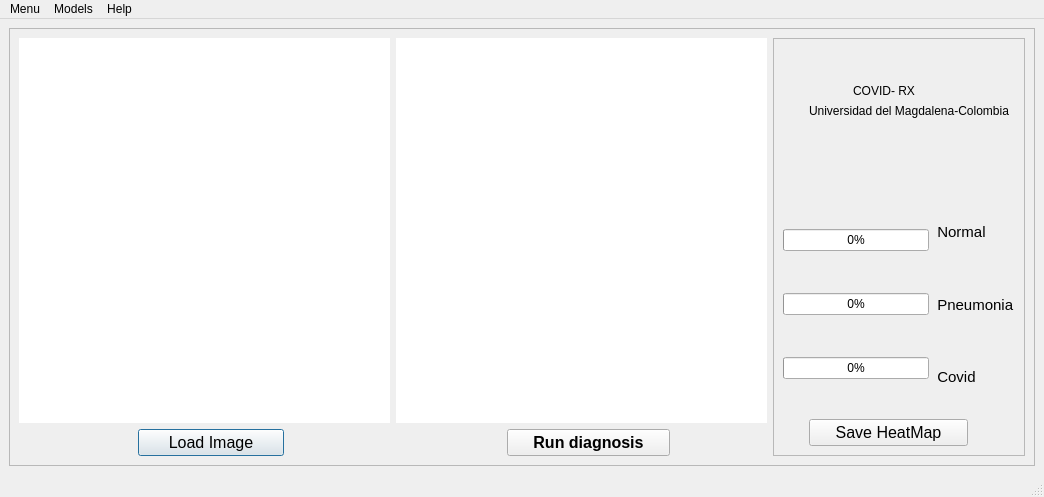
Above: scr/views/gui_designer.ui from DavidNavarroSaiz/CovidRX_Interface before the change. Below: the same form after it.
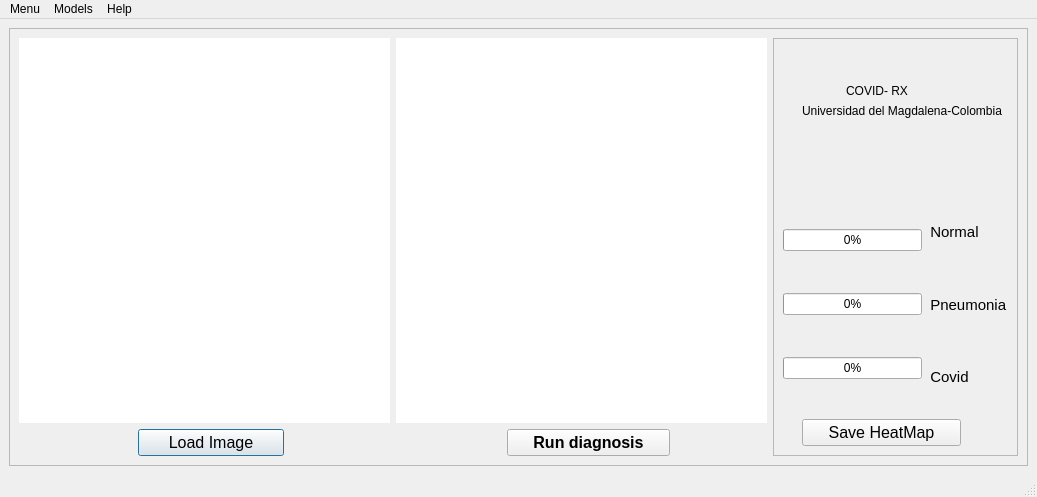
That is the form after the change.

Patch:
```diff
--- a/scr/views/gui_designer.ui
+++ b/scr/views/gui_designer.ui
@@ -340,13 +340,6 @@
             </item>
            </layout>
           </item>
-          <item row="0" column="0">
-           <widget class="QLabel" name="done_saved">
-            <property name="text">
-             <string/>
-            </property>
-           </widget>
-          </item>
           <item row="4" column="2">
            <widget class="QPushButton" name="SaveButton">
             <property name="sizePolicy">
@@ -365,13 +358,20 @@
             </property>
            </widget>
           </item>
-          <item row="4" column="1">
+          <item row="0" column="1">
            <widget class="QLabel" name="logo_covid">
             <property name="text">
              <string/>
             </property>
            </widget>
           </item>
+          <item row="4" column="1">
+           <widget class="QLabel" name="done_saved">
+            <property name="text">
+             <string/>
+            </property>
+           </widget>
+          </item>
          </layout>
         </widget>
        </item>
```
